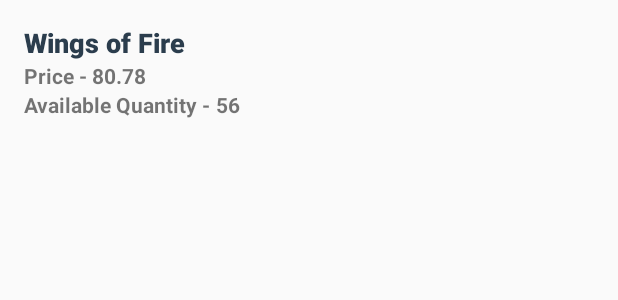
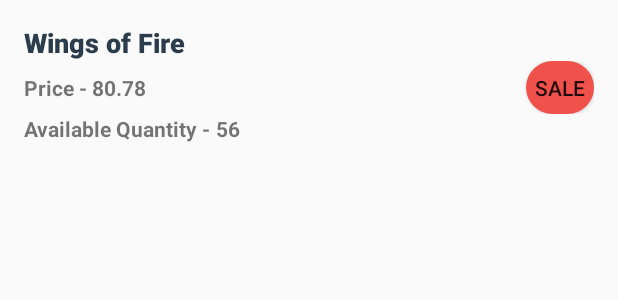
Before and after one commit to VineetPrasadVerma/InventoryApp, an Android app: the layout list_item.xml on its own in the app's theme, with its tools: preview values and no code run, on a phone screen of 412 x 824 dp. Shown: the top 300 px of the screen. Run offline under Robolectric (Android 15) with nearby library versions, the phone set to English and light mode, and no system bars.

```diff
--- a/app/src/main/res/layout/list_item.xml
+++ b/app/src/main/res/layout/list_item.xml
@@ -39,13 +39,15 @@
             android:textStyle="bold"
             tools:text="80.78" />
 
-       <!--<Button-->
-           <!--android:id="@+id/sale_button"-->
-            <!--android:layout_width="45dp"-->
-            <!--android:layout_height="35dp"-->
-            <!--android:layout_alignParentRight="true"-->
-            <!--android:background="@drawable/my_button"-->
-           <!--android:text="@string/sale"/>-->
+        <Button
+            android:id="@+id/sale_button"
+            android:layout_width="45dp"
+            android:layout_height="35dp"
+            android:layout_alignParentRight="true"
+            android:background="@drawable/my_button"
+            android:focusable="false"
+            android:focusableInTouchMode="false"
+            android:text="@string/sale"/>
     </RelativeLayout>
 
     <LinearLayout
--- a/app/src/main/res/values/strings.xml
+++ b/app/src/main/res/values/strings.xml
@@ -36,4 +36,5 @@
     <string name="unsaved_changes_dialog_msg">Discard your changes and quit editing?</string>
     <string name="discard">Discard</string>
     <string name="keep_editing">Keep Editing</string>
+    <string name="fields_cant_be_empty">Fields can\'t be empty</string>
 </resources>
```
Also changed, not shown: app/src/main/java/com/example/vineetprasadverma/inventoryapp/EditorActivity.java (+13 -5 lines), app/src/main/java/com/example/vineetprasadverma/inventoryapp/ProductCursorAdapter.java (+6 -1 lines).
